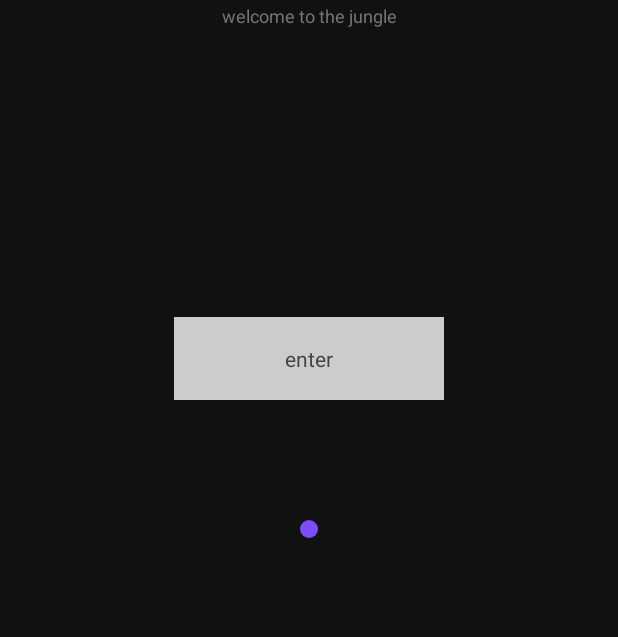
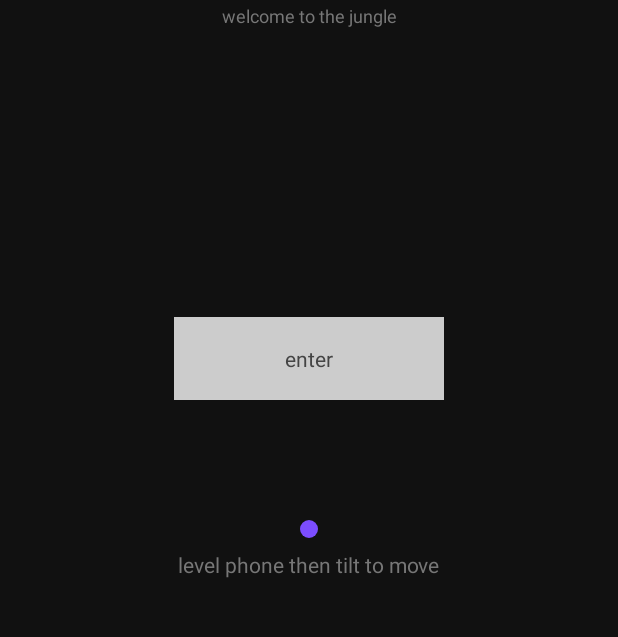
Before and after one commit to JonahStarling/LostLantern, an Android app: the screen it shows after launch (MainMenuActivity), on a phone screen of 412 x 824 dp, the part 259-896 px from its top. Run offline under Robolectric (Android 15) with nearby library versions, the light colour scheme and no system bars.

Commit message:
Added Hint Text and Updated Movement
A hint text now animates into view and out of view if you haven't leveled your phone to enable movement. Movement has been updated to be more fluid and allow the user to move faster.

```diff
--- a/LostLantern/app/src/main/java/com/jonahstarling/lostlantern/MainMenuFragment.kt
+++ b/LostLantern/app/src/main/java/com/jonahstarling/lostlantern/MainMenuFragment.kt
@@ -13,10 +13,20 @@ import android.view.ViewGroup
 import android.hardware.SensorManager
 import kotlinx.android.synthetic.main.fragment_main_menu.view.*
 import android.animation.TimeAnimator
+import android.animation.ValueAnimator
+import android.os.Handler
+import kotlinx.android.synthetic.main.fragment_main_menu.*
+import java.util.*
 
 
 /**
- * Created by jonah on 11/11/17.
+ * Created by Jonah Starling on 11/11/17.
+ *
+ * Main Menu Fragment:
+ *     -
+ *
+ * Relevant Files:
+ *     -
  */
 
 class MainMenuFragment : Fragment(), SensorEventListener {
@@ -24,21 +34,29 @@ class MainMenuFragment : Fragment(), SensorEventListener {
     private lateinit var rootView: View
     private lateinit var sensorManager: SensorManager
     private var phoneLeveled: Boolean = false
-    private var movingUp: Boolean = false
-    private var movingBack: Boolean = false
+    private var xSpeed: Float = 0.0f
+    private var ySpeed: Float = 0.0f
 
     override fun onCreateView(inflater: LayoutInflater, container: ViewGroup?, savedInstanceState: Bundle?): View {
         rootView = inflater.inflate(R.layout.fragment_main_menu, container, false)
         sensorManager = activity.getSystemService(Context.SENSOR_SERVICE) as SensorManager
         val animator = TimeAnimator()
         animator.setTimeListener { _, _, _ ->
-            if (movingUp) {
-                rootView.player.y -= 5
-            } else if (movingBack) {
-                rootView.player.y += 5
-            }
+            rootView.player.x += xSpeed
+            rootView.player.y += ySpeed
         }
         animator.start()
+
+        val handler = Handler()
+        handler.postDelayed({
+            if (!phoneLeveled) {
+                val hintTextAnimator = ValueAnimator.ofInt(0, 1)
+                hintTextAnimator.duration = 1000
+                hintTextAnimator.addUpdateListener { rootView.hintText.alpha = hintTextAnimator.animatedFraction }
+                hintTextAnimator.start()
+            }
+        }, 2000)
+
         return rootView
     }
 
@@ -59,19 +77,10 @@ class MainMenuFragment : Fragment(), SensorEventListener {
 
     override fun onSensorChanged(sensorEvent: SensorEvent) {
         if (phoneLeveled) {
-            if (sensorEvent.values[1] > 1.5f) {
-                movingBack = true
-                movingUp = false
-            } else if (sensorEvent.values[1] < -1.5f) {
-                movingUp = true
-                movingBack = false
-            } else {
-                movingUp = false
-                movingBack = false
-            }
+            calculateXSpeed(sensorEvent)
+            calculateYSpeed(sensorEvent)
         } else {
             phoneLeveled = checkPhoneLeveled(sensorEvent)
-            Log.d("phoneLeveled", phoneLeveled.toString())
         }
     }
 
@@ -88,6 +97,42 @@ class MainMenuFragment : Fragment(), SensorEventListener {
         if (sensorEvent.values[1] < 1.0f && sensorEvent.values[1] > -1.0f) {
             checkY = true
         }
+        if (checkX && checkY) {
+            if (rootView.hintText.alpha != 0f) {
+                val hintTextAnimator = ValueAnimator.ofFloat(rootView.hintText.alpha, 0f)
+                hintTextAnimator.duration = 1000
+                hintTextAnimator.addUpdateListener { rootView.hintText.alpha = hintTextAnimator.animatedValue as Float }
+                hintTextAnimator.start()
+            }
+        }
         return checkX && checkY
     }
+
+    private fun calculateXSpeed(sensorEvent: SensorEvent) {
+        xSpeed = when {
+            sensorEvent.values[0] > 1.5f -> {
+                -sensorEvent.values[0]
+            }
+            sensorEvent.values[0] < -1.5f -> {
+                -sensorEvent.values[0]
+            }
+            else -> {
+                0.0f
+            }
+        }
+    }
+
+    private fun calculateYSpeed(sensorEvent: SensorEvent) {
+        ySpeed = when {
+            sensorEvent.values[1] > 1.5f -> {
+                sensorEvent.values[1]
+            }
+            sensorEvent.values[1] < -1.5f -> {
+                sensorEvent.values[1]
+            }
+            else -> {
+                0.0f
+            }
+        }
+    }
 }
--- a/LostLantern/app/src/main/res/layout/fragment_main_menu.xml
+++ b/LostLantern/app/src/main/res/layout/fragment_main_menu.xml
@@ -53,4 +53,15 @@
         android:layout_centerHorizontal="true"
         android:layout_below="@+id/enterGate"/>
 
+    <TextView
+        android:id="@+id/hintText"
+        android:layout_width="wrap_content"
+        android:layout_height="wrap_content"
+        android:layout_marginTop="8dp"
+        android:layout_centerHorizontal="true"
+        android:layout_below="@+id/player"
+        android:text="@string/hint"
+        android:textColor="#777"
+        android:alpha="0"/>
+
 </RelativeLayout>
--- a/LostLantern/app/src/main/res/values/strings.xml
+++ b/LostLantern/app/src/main/res/values/strings.xml
@@ -3,4 +3,5 @@
     <string name="lost_lantern">Lost Lantern</string>
     <string name="welcome_text">welcome to the jungle</string>
     <string name="enter">enter</string>
+    <string name="hint">level phone then tilt to move</string>
 </resources>
```
